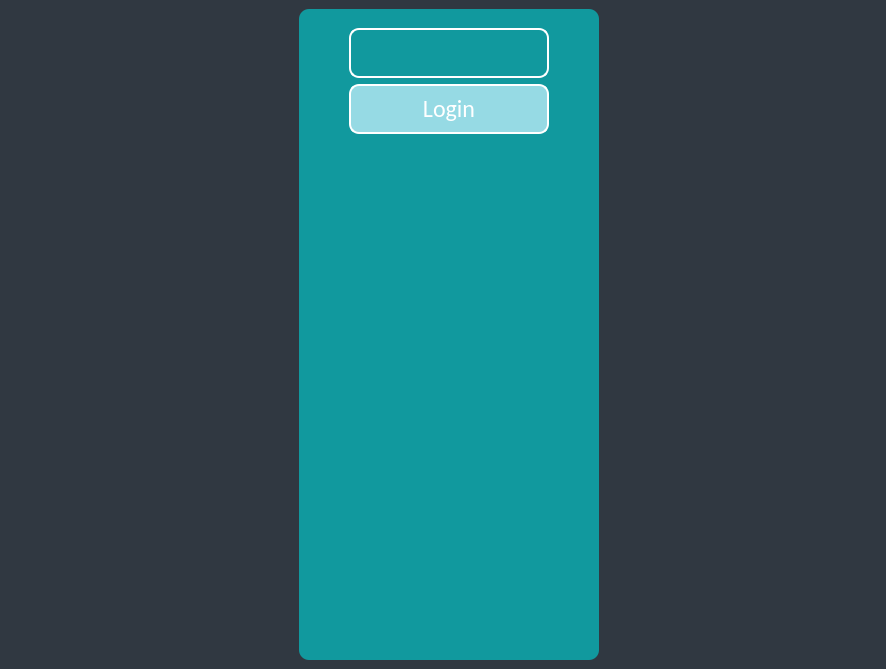
This is Hospital_Management.ui in Galiold/Hospital-Management as Qt 5 draws it before an edit. The edited form follows.
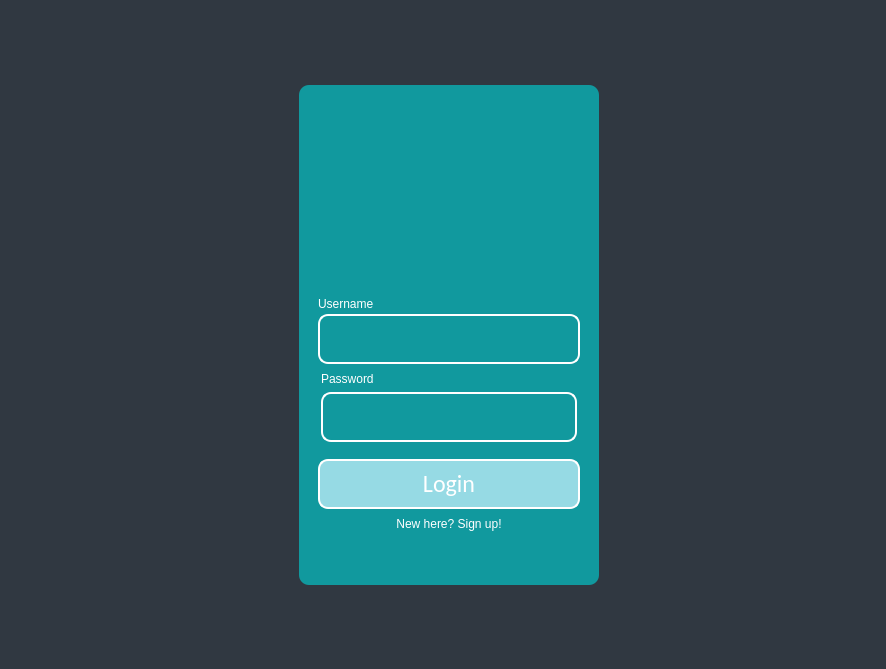
This is the edited form.

Commit message: login page configured

Diff of the .ui file:
```diff
--- a/Hospital_Management.ui
+++ b/Hospital_Management.ui
@@ -58,40 +58,145 @@
         </property>
         <layout class="QGridLayout" name="gridLayout_3">
          <item row="0" column="0">
-          <layout class="QFormLayout" name="formLayout_2">
-           <property name="labelAlignment">
-            <set>Qt::AlignCenter</set>
+          <layout class="QVBoxLayout" name="verticalLayout_2" stretch="0,0,0,0,0,0,0">
+           <property name="spacing">
+            <number>0</number>
            </property>
-           <property name="formAlignment">
-            <set>Qt::AlignBottom|Qt::AlignHCenter</set>
+           <property name="sizeConstraint">
+            <enum>QLayout::SetDefaultConstraint</enum>
            </property>
            <property name="leftMargin">
             <number>10</number>
            </property>
            <property name="topMargin">
-            <number>10</number>
+            <number>50</number>
            </property>
            <property name="rightMargin">
             <number>10</number>
            </property>
            <property name="bottomMargin">
-            <number>10</number>
+            <number>45</number>
            </property>
-           <item row="2" column="0">
+           <item>
             <spacer name="verticalSpacer">
              <property name="orientation">
               <enum>Qt::Vertical</enum>
              </property>
+             <property name="sizeType">
+              <enum>QSizePolicy::Fixed</enum>
+             </property>
              <property name="sizeHint" stdset="0">
               <size>
                <width>20</width>
-               <height>20</height>
+               <height>150</height>
               </size>
              </property>
             </spacer>
            </item>
-           <item row="1" column="0">
-            <widget class="QPushButton" name="login">
+           <item>
+            <widget class="QLabel" name="user_lbl">
+             <property name="maximumSize">
+              <size>
+               <width>1000000</width>
+               <height>20</height>
+              </size>
+             </property>
+             <property name="styleSheet">
+              <string notr="true">color: white;</string>
+             </property>
+             <property name="text">
+              <string>Username</string>
+             </property>
+            </widget>
+           </item>
+           <item>
+            <widget class="QTextEdit" name="username">
+             <property name="sizePolicy">
+              <sizepolicy hsizetype="Expanding" vsizetype="Fixed">
+               <horstretch>0</horstretch>
+               <verstretch>0</verstretch>
+              </sizepolicy>
+             </property>
+             <property name="minimumSize">
+              <size>
+               <width>200</width>
+               <height>50</height>
+              </size>
+             </property>
+             <property name="maximumSize">
+              <size>
+               <width>10000000</width>
+               <height>50</height>
+              </size>
+             </property>
+             <property name="styleSheet">
+              <string notr="true">border: 2px solid #fff;
+color: #fff; margin:0;</string>
+             </property>
+            </widget>
+           </item>
+           <item>
+            <widget class="QLabel" name="pass_lbl">
+             <property name="minimumSize">
+              <size>
+               <width>10</width>
+               <height>10</height>
+              </size>
+             </property>
+             <property name="maximumSize">
+              <size>
+               <width>1000000</width>
+               <height>20</height>
+              </size>
+             </property>
+             <property name="styleSheet">
+              <string notr="true">margin-top: 10px; margin-bottom:0; color: white; padding: 0px;</string>
+             </property>
+             <property name="text">
+              <string>Password</string>
+             </property>
+            </widget>
+           </item>
+           <item alignment="Qt::AlignHCenter|Qt::AlignVCenter">
+            <widget class="QTextEdit" name="password">
+             <property name="enabled">
+              <bool>true</bool>
+             </property>
+             <property name="sizePolicy">
+              <sizepolicy hsizetype="Expanding" vsizetype="Fixed">
+               <horstretch>0</horstretch>
+               <verstretch>0</verstretch>
+              </sizepolicy>
+             </property>
+             <property name="minimumSize">
+              <size>
+               <width>200</width>
+               <height>50</height>
+              </size>
+             </property>
+             <property name="maximumSize">
+              <size>
+               <width>100000</width>
+               <height>50</height>
+              </size>
+             </property>
+             <property name="styleSheet">
+              <string notr="true">border: 2px solid #fff;
+color: #fff; margin:0;</string>
+             </property>
+             <property name="inputMethodHints">
+              <set>Qt::ImhNone</set>
+             </property>
+            </widget>
+           </item>
+           <item alignment="Qt::AlignVCenter">
+            <widget class="QPushButton" name="login_btn">
+             <property name="sizePolicy">
+              <sizepolicy hsizetype="Expanding" vsizetype="Fixed">
+               <horstretch>0</horstretch>
+               <verstretch>0</verstretch>
+              </sizepolicy>
+             </property>
              <property name="minimumSize">
               <size>
                <width>200</width>
@@ -110,14 +215,14 @@
               </font>
              </property>
              <property name="styleSheet">
-              <string notr="true">QPushButton#login
+              <string notr="true">QPushButton#login_btn
 {
 	border: 2px solid #fff;
 	background-color: #96dae4;
 	color: #fff;
 }
 
-QPushButton:hover#login
+QPushButton:hover#login_btn
 {
 	background-color: #FFF;
 	color: black;
@@ -128,27 +233,26 @@
              </property>
             </widget>
            </item>
-           <item row="0" column="0">
-            <widget class="QTextEdit" name="textEdit">
-             <property name="minimumSize">
-              <size>
-               <width>200</width>
-               <height>50</height>
-              </size>
-             </property>
+           <item alignment="Qt::AlignHCenter">
+            <widget class="QPushButton" name="signup_btn">
              <property name="maximumSize">
               <size>
-               <width>200</width>
-               <height>50</height>
+               <width>120</width>
+               <height>16777215</height>
               </size>
              </property>
              <property name="styleSheet">
-              <string notr="true">border: 2px solid #fff;
-color: #fff;
-</string>
+              <string notr="true">QPushButton
+{
+	color: white;
+}
+QPushButton:hover
+{
+	color: blue;
+}</string>
              </property>
-             <property name="inputMethodHints">
-              <set>Qt::ImhNone</set>
+             <property name="text">
+              <string>New here? Sign up!</string>
              </property>
             </widget>
            </item>
```
The commit also changes 4 other files.
